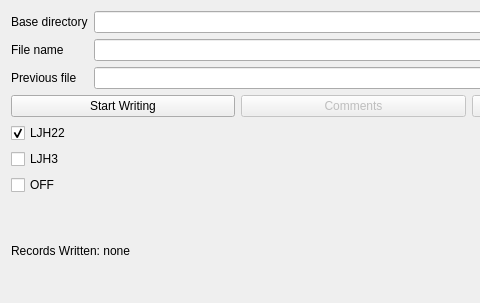
The window that dastardcommander/ui/writing.ui (usnistgov/dastardcommander) describes before a commit, drawn with Qt 5; both pictures show x 0 to 480 and y 0 to 303 of the 707 by 303 pixel window.
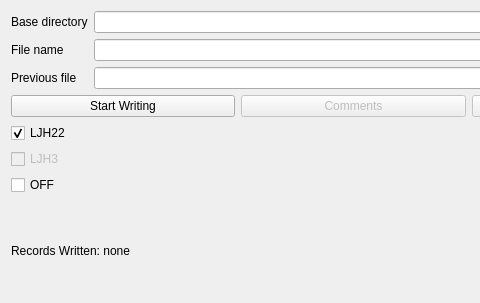
The same window after the commit.

Diff of the .ui file:
```diff
--- a/dastardcommander/ui/writing.ui
+++ b/dastardcommander/ui/writing.ui
@@ -129,6 +129,9 @@
      </item>
      <item row="1" column="0">
       <widget class="QCheckBox" name="checkBox_LJH3">
+       <property name="enabled">
+        <bool>false</bool>
+       </property>
        <property name="text">
         <string>LJH3</string>
        </property>
```
